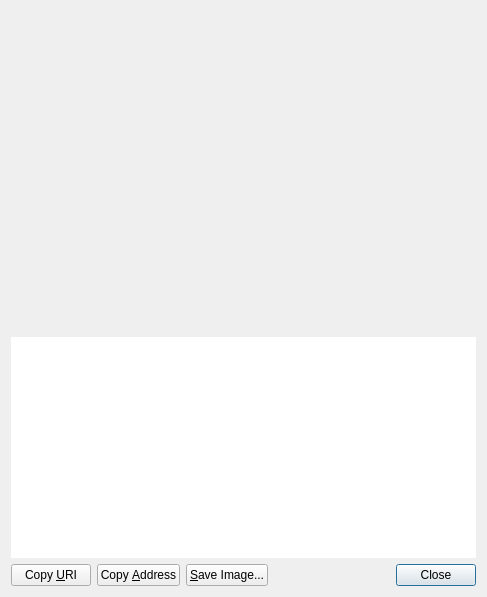
First picture: the form in src/qt/forms/receiverequestdialog.ui, repository navcoin/navcoin-core, before the edit.
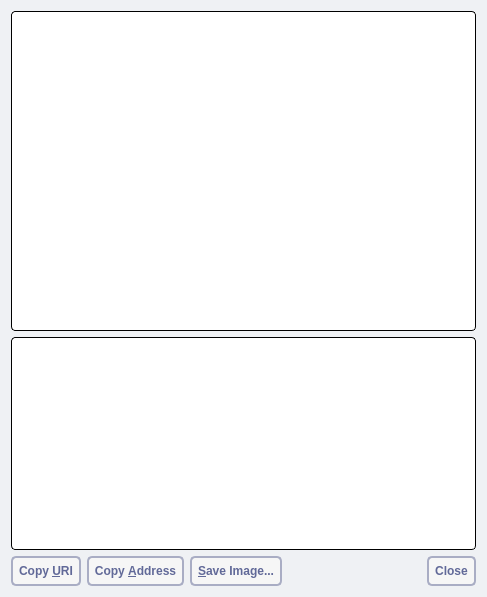
Second picture: the form after the edit. Custom widgets are drawn as their Qt base class.

Patch:
```diff
--- a/src/qt/forms/receiverequestdialog.ui
+++ b/src/qt/forms/receiverequestdialog.ui
@@ -10,6 +10,9 @@
     <height>597</height>
    </rect>
   </property>
+  <property name="styleSheet">
+   <string notr="true">background: #eff1f4; border: 0</string>
+  </property>
   <layout class="QVBoxLayout" name="verticalLayout_3">
    <item>
     <widget class="QRImageWidget" name="lblQRCode">
@@ -28,6 +31,9 @@
      <property name="toolTip">
       <string>QR Code</string>
      </property>
+     <property name="styleSheet">
+      <string notr="true">background: #fff; border-radius: 4px; border: 1px solid #000; padding:2px</string>
+     </property>
      <property name="textFormat">
       <enum>Qt::PlainText</enum>
      </property>
@@ -53,6 +59,9 @@
        <height>50</height>
       </size>
      </property>
+     <property name="styleSheet">
+      <string notr="true">background: #fff; border-radius: 4px; border: 1px solid #000; padding:2px</string>
+     </property>
      <property name="frameShape">
       <enum>QFrame::NoFrame</enum>
      </property>
@@ -71,6 +80,9 @@
     <layout class="QHBoxLayout" name="horizontalLayout">
      <item>
       <widget class="QPushButton" name="btnCopyURI">
+       <property name="styleSheet">
+        <string notr="true"> background: #f6f6f6; border: 2px solid #a9adc4; border-radius: 5px; padding: 6px; text-transform: uppercase; color: #616998; font-weight: bold</string>
+       </property>
        <property name="text">
         <string>Copy &amp;URI</string>
        </property>
@@ -81,6 +93,9 @@
      </item>
      <item>
       <widget class="QPushButton" name="btnCopyAddress">
+       <property name="styleSheet">
+        <string notr="true"> background: #f6f6f6; border: 2px solid #a9adc4; border-radius: 5px; padding: 6px; text-transform: uppercase; color: #616998; font-weight: bold</string>
+       </property>
        <property name="text">
         <string>Copy &amp;Address</string>
        </property>
@@ -91,6 +106,9 @@
      </item>
      <item>
       <widget class="QPushButton" name="btnSaveAs">
+       <property name="styleSheet">
+        <string notr="true"> background: #f6f6f6; border: 2px solid #a9adc4; border-radius: 5px; padding: 6px; text-transform: uppercase; color: #616998; font-weight: bold</string>
+       </property>
        <property name="text">
         <string>&amp;Save Image...</string>
        </property>
@@ -114,6 +132,9 @@
      </item>
      <item>
       <widget class="QDialogButtonBox" name="buttonBox">
+       <property name="styleSheet">
+        <string notr="true"> background: #f6f6f6; border: 2px solid #a9adc4; border-radius: 5px; padding: 6px; text-transform: uppercase; color: #616998; font-weight: bold</string>
+       </property>
        <property name="standardButtons">
         <set>QDialogButtonBox::Close</set>
        </property>
```
